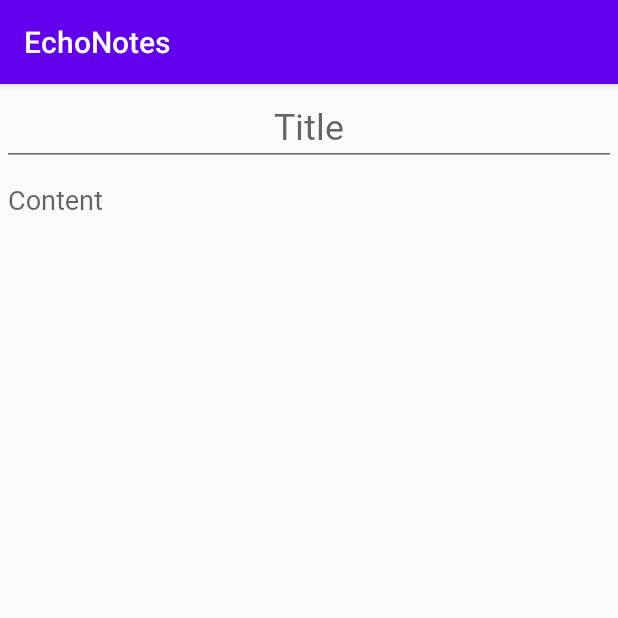
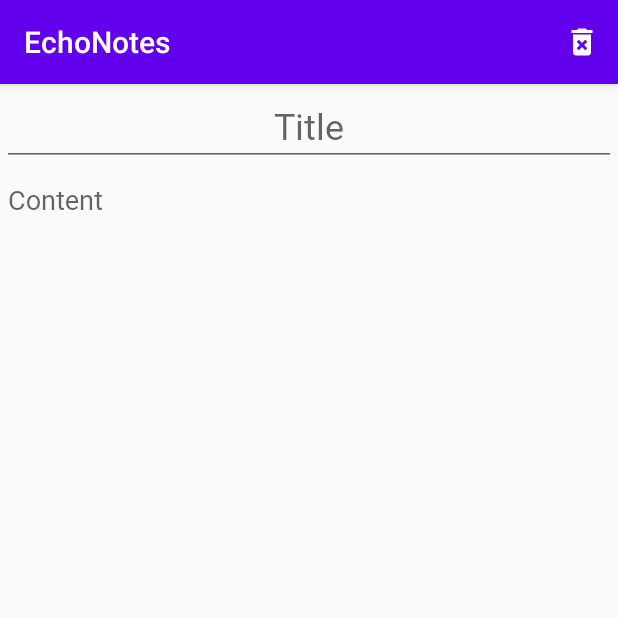
Before and after one commit to Power186/EchoNotes, an Android app: the NoteFragment screen opened through its navigation route, on a phone screen of 412 x 824 dp, the top half of it. Run offline under Robolectric (Android 15) with nearby library versions, the phone set to English and light mode, and no system bars; our stand-ins replace Dagger/Hilt's generated code, Room's generated code.

Commit message:
Show list, update ViewModel, add CRUD, add DI

```diff
--- /dev/null
+++ b/app/src/main/java/com/example/android/echonotes/framework/ListViewModel.kt
@@ -0,0 +1,36 @@
+package com.example.android.echonotes.framework
+
+import android.app.Application
+import androidx.lifecycle.AndroidViewModel
+import androidx.lifecycle.MutableLiveData
+import com.example.android.core.data.Note
+import com.example.android.echonotes.framework.di.ApplicationModule
+import com.example.android.echonotes.framework.di.DaggerViewModelComponent
+import kotlinx.coroutines.CoroutineScope
+import kotlinx.coroutines.Dispatchers
+import kotlinx.coroutines.launch
+import javax.inject.Inject
+
+class ListViewModel(application: Application) : AndroidViewModel(application) {
+
+    private val coroutineScope = CoroutineScope(Dispatchers.IO)
+
+    @Inject
+    lateinit var useCases: UseCases
+
+    init {
+        DaggerViewModelComponent.builder()
+            .applicationModule(ApplicationModule((getApplication())))
+            .build()
+            .inject(this)
+    }
+
+    val notes = MutableLiveData<List<Note>>()
+
+    fun getNotes() {
+        coroutineScope.launch {
+            val noteList = useCases.getAllNotes()
+            notes.postValue(noteList)
+        }
+    }
+}
--- /dev/null
+++ b/app/src/main/java/com/example/android/echonotes/framework/NoteViewModel.kt
@@ -0,0 +1,50 @@
+package com.example.android.echonotes.framework
+
+import android.app.Application
+import androidx.lifecycle.AndroidViewModel
+import androidx.lifecycle.MutableLiveData
+import com.example.android.core.data.Note
+import com.example.android.echonotes.framework.di.ApplicationModule
+import com.example.android.echonotes.framework.di.DaggerViewModelComponent
+import kotlinx.coroutines.CoroutineScope
+import kotlinx.coroutines.Dispatchers
+import kotlinx.coroutines.launch
+import javax.inject.Inject
+
+class NoteViewModel(application: Application) : AndroidViewModel(application) {
+    private val coroutineScope = CoroutineScope(Dispatchers.IO)
+
+    @Inject
+    lateinit var useCases: UseCases
+
+    init {
+        DaggerViewModelComponent.builder()
+            .applicationModule(ApplicationModule(getApplication()))
+            .build()
+            .inject(this)
+    }
+
+    val saved = MutableLiveData<Boolean>()
+    val currentNote = MutableLiveData<Note>()
+
+    fun saveNote(note: Note) {
+        coroutineScope.launch {
+            useCases.addNote(note)
+            saved.postValue(true)
+        }
+    }
+
+    fun getNote(id: Long) {
+        coroutineScope.launch {
+            val note = useCases.getNote(id)
+            currentNote.postValue(note)
+        }
+    }
+
+    fun deleteNote(note: Note) {
+        coroutineScope.launch {
+            useCases.removeNote(note)
+            saved.postValue(true)
+        }
+    }
+}
--- a/app/src/main/java/com/example/android/echonotes/framework/db/NoteEntity.kt
+++ b/app/src/main/java/com/example/android/echonotes/framework/db/NoteEntity.kt
@@ -21,7 +21,7 @@ data class NoteEntity(
 ) {
     companion object {
         fun fromNote(note: Note) =
-            NoteEntity(note.title, note.content, note.creationTime, note.updateTime)
+            NoteEntity(note.title, note.content, note.creationTime, note.updateTime, note.id)
     }
 
     fun toNote() = Note(title, content, creationTime, updateTime, id)
--- /dev/null
+++ b/app/src/main/java/com/example/android/echonotes/framework/di/ApplicationModule.kt
@@ -0,0 +1,11 @@
+package com.example.android.echonotes.framework.di
+
+import android.app.Application
+import dagger.Module
+import dagger.Provides
+
+@Module
+class ApplicationModule(val app: Application) {
+    @Provides
+    fun providesApp() = app
+}
--- /dev/null
+++ b/app/src/main/java/com/example/android/echonotes/framework/di/RepositoryModule.kt
@@ -0,0 +1,14 @@
+package com.example.android.echonotes.framework.di
+
+import android.app.Application
+import com.example.android.core.repository.NoteRepository
+import com.example.android.echonotes.framework.RoomNoteDataSource
+import dagger.Module
+import dagger.Provides
+
+@Module
+class RepositoryModule {
+
+    @Provides
+    fun provideRepository(app: Application) = NoteRepository(RoomNoteDataSource(app))
+}
--- /dev/null
+++ b/app/src/main/java/com/example/android/echonotes/framework/di/UseCasesModule.kt
@@ -0,0 +1,21 @@
+package com.example.android.echonotes.framework.di
+
+import com.example.android.core.repository.NoteRepository
+import com.example.android.core.usecase.AddNote
+import com.example.android.core.usecase.GetAllNotes
+import com.example.android.core.usecase.GetNote
+import com.example.android.core.usecase.RemoveNote
+import com.example.android.echonotes.framework.UseCases
+import dagger.Module
+import dagger.Provides
+
+@Module
+class UseCasesModule {
+    @Provides
+    fun getUsesCases(repository: NoteRepository) = UseCases(
+        AddNote(repository),
+        GetAllNotes(repository),
+        GetNote(repository),
+        RemoveNote(repository)
+    )
+}
--- a/app/src/main/java/com/example/android/echonotes/presentation/ListFragment.kt
+++ b/app/src/main/java/com/example/android/echonotes/presentation/ListFragment.kt
@@ -5,11 +5,18 @@ import android.view.LayoutInflater
 import android.view.View
 import android.view.ViewGroup
 import androidx.fragment.app.Fragment
+import androidx.lifecycle.Observer
+import androidx.lifecycle.ViewModelProviders
 import androidx.navigation.Navigation
+import androidx.recyclerview.widget.LinearLayoutManager
 import com.example.android.echonotes.R
+import com.example.android.echonotes.framework.ListViewModel
 import kotlinx.android.synthetic.main.fragment_list.*
 
-class ListFragment : Fragment() {
+class ListFragment : Fragment(), ListAction {
+
+    private val notesListAdapter = NotesListAdapter(arrayListOf(), this)
+    private lateinit var viewModel: ListViewModel
 
     override fun onCreateView(
         inflater: LayoutInflater,
@@ -22,9 +29,29 @@ class ListFragment : Fragment() {
     override fun onViewCreated(view: View, savedInstanceState: Bundle?) {
         super.onViewCreated(view, savedInstanceState)
 
-        addNote.setOnClickListener {
-            goToNoteDetails()
+        notesListView.apply {
+            layoutManager = LinearLayoutManager(context)
+            adapter = notesListAdapter
         }
+
+        addNote.setOnClickListener { goToNoteDetails() }
+
+        viewModel = ViewModelProviders.of(this).get(ListViewModel::class.java)
+
+        observeViewModel()
+    }
+
+    fun observeViewModel() {
+        viewModel.notes.observe(this, Observer { notesList ->
+            loadingView.visibility = View.GONE
+            notesListView.visibility = View.VISIBLE
+            notesListAdapter.updateNotes(notesList.sortedByDescending { it.updateTime })
+        })
+    }
+
+    override fun onResume() {
+        super.onResume()
+        viewModel.getNotes()
     }
 
     private fun goToNoteDetails(id: Long = 0L) {
@@ -32,4 +59,8 @@ class ListFragment : Fragment() {
         Navigation.findNavController(notesListView).navigate(action)
     }
 
+    override fun onClick(id: Long) {
+        goToNoteDetails(id)
+    }
+
 }
--- a/app/src/main/java/com/example/android/echonotes/presentation/NoteFragment.kt
+++ b/app/src/main/java/com/example/android/echonotes/presentation/NoteFragment.kt
@@ -1,15 +1,31 @@
 package com.example.android.echonotes.presentation
 
+import android.app.AlertDialog
+import android.content.Context.INPUT_METHOD_SERVICE
 import android.os.Bundle
-import android.view.LayoutInflater
-import android.view.View
-import android.view.ViewGroup
+import android.view.*
+import android.view.inputmethod.InputMethodManager
+import android.widget.TextView
+import android.widget.Toast
 import androidx.fragment.app.Fragment
+import androidx.lifecycle.Observer
+import androidx.lifecycle.ViewModelProviders
 import androidx.navigation.Navigation
+import com.example.android.core.data.Note
 import com.example.android.echonotes.R
+import com.example.android.echonotes.framework.NoteViewModel
 import kotlinx.android.synthetic.main.fragment_note.*
 
 class NoteFragment : Fragment() {
+
+    private var noteId = 0L
+    private lateinit var viewModel: NoteViewModel
+    private var currentNote = Note("", "", 0L, 0L)
+
+    override fun onCreate(savedInstanceState: Bundle?) {
+        super.onCreate(savedInstanceState)
+        setHasOptionsMenu(true)
+    }
 
     override fun onCreateView(
         inflater: LayoutInflater, container: ViewGroup?,
@@ -21,8 +37,85 @@ class NoteFragment : Fragment() {
 
     override fun onViewCreated(view: View, savedInstanceState: Bundle?) {
         super.onViewCreated(view, savedInstanceState)
+
+        viewModel = ViewModelProviders.of(this).get(NoteViewModel::class.java)
+
+        arguments?.let {
+            noteId = NoteFragmentArgs.fromBundle(it).noteId
+        }
+
+        if (noteId != 0L) {
+            viewModel.getNote(noteId)
+        }
+
         checkButton.setOnClickListener {
-            Navigation.findNavController(it).popBackStack()
+            if (titleView.text.toString() != "" || contentView.text.toString() != "") {
+                val time = System.currentTimeMillis()
+                currentNote.title = titleView.text.toString()
+                currentNote.content = contentView.text.toString()
+                currentNote.updateTime = time
+
+                if (currentNote.id == 0L) {
+                    currentNote.creationTime = time
+                }
+                viewModel.saveNote(currentNote)
+            } else {
+                Navigation.findNavController(it).popBackStack()
+            }
         }
+
+        observeViewModel()
+    }
+
+    private fun observeViewModel() {
+        viewModel.saved.observe(this, Observer {
+            if (it) {
+                Toast.makeText(context, "Done!", Toast.LENGTH_SHORT).show()
+                hideKeyboard()
+                Navigation.findNavController(titleView).popBackStack()
+            } else {
+                Toast.makeText(context, "Something went wrong, try again", Toast.LENGTH_SHORT)
+                    .show()
+            }
+        })
+
+        viewModel.currentNote.observe(this, Observer { note ->
+            note?.let {
+                currentNote = it
+                titleView.setText(it.title, TextView.BufferType.EDITABLE)
+                contentView.setText(it.content, TextView.BufferType.EDITABLE)
+            }
+        })
+    }
+
+    private fun hideKeyboard() {
+        val imm = context?.getSystemService(INPUT_METHOD_SERVICE) as InputMethodManager
+        imm.hideSoftInputFromWindow(titleView.windowToken, 0)
+    }
+
+    override fun onCreateOptionsMenu(menu: Menu, inflater: MenuInflater) {
+        inflater.inflate(R.menu.note_menu, menu)
+        super.onCreateOptionsMenu(menu, inflater)
+    }
+
+    override fun onOptionsItemSelected(item: MenuItem): Boolean {
+        when (item.itemId) {
+            R.id.deleteNote -> {
+                if (context != null && noteId != 0L) {
+                    AlertDialog.Builder(context!!)
+                        .setTitle("Delete note")
+                        .setMessage("Are you sure want to delete this note?")
+                        .setPositiveButton("Yes") { dialogInterface, i ->
+                            viewModel.deleteNote(currentNote)
+                        }
+                        .setNegativeButton("Cancel") { dialogInterface, i -> }
+                        .create()
+                        .show()
+
+                }
+            }
+        }
+
+        return true
     }
 }
--- /dev/null
+++ b/app/src/main/java/com/example/android/echonotes/presentation/NotesListAdapter.kt
@@ -0,0 +1,50 @@
+package com.example.android.echonotes.presentation
+
+import android.view.LayoutInflater
+import android.view.View
+import android.view.ViewGroup
+import androidx.recyclerview.widget.RecyclerView
+import com.example.android.core.data.Note
+import com.example.android.echonotes.R
+import kotlinx.android.synthetic.main.item_note.view.*
+import java.text.SimpleDateFormat
+import java.util.*
+
+class NotesListAdapter(var notes: ArrayList<Note>, val actions: ListAction) :
+    RecyclerView.Adapter<NotesListAdapter.NoteViewHolder>() {
+
+    inner class NoteViewHolder(view: View) : RecyclerView.ViewHolder(view) {
+
+        private val layout = view.noteLayout
+        private val noteTitle = view.title
+        private val noteContent = view.content
+        private val noteDate = view.date
+
+        fun bind(note: Note) {
+            noteTitle.text = note.title
+            noteContent.text = note.content
+
+            layout.setOnClickListener { actions.onClick(note.id) }
+
+            val sdf = SimpleDateFormat("MMM dd, HH:mm:ss")
+            val resultDate = Date(note.updateTime)
+            noteDate.text = "Last updated: ${sdf.format(resultDate)}"
+        }
+    }
+
+    fun updateNotes(newNotes: List<Note>) {
+        notes.clear()
+        notes.addAll(newNotes)
+        notifyDataSetChanged()
+    }
+
+    override fun onCreateViewHolder(parent: ViewGroup, viewType: Int) = NoteViewHolder(
+        LayoutInflater.from(parent.context).inflate(R.layout.item_note, parent, false)
+    )
+
+    override fun getItemCount() = notes.size
+
+    override fun onBindViewHolder(holder: NoteViewHolder, position: Int) {
+        holder.bind(notes[position])
+    }
+}
--- /dev/null
+++ b/app/src/main/res/drawable/ic_delete.xml
@@ -0,0 +1,10 @@
+<vector xmlns:android="http://schemas.android.com/apk/res/android"
+    android:width="24dp"
+    android:height="24dp"
+    android:viewportWidth="24"
+    android:viewportHeight="24"
+    android:tint="?attr/colorControlNormal">
+    <path
+        android:fillColor="@android:color/white"
+        android:pathData="M6,19c0,1.1 0.9,2 2,2h8c1.1,0 2,-0.9 2,-2L18,7L6,7v12zM8.46,11.88l1.41,-1.41L12,12.59l2.12,-2.12 1.41,1.41L13.41,14l2.12,2.12 -1.41,1.41L12,15.41l-2.12,2.12 -1.41,-1.41L10.59,14l-2.13,-2.12zM15.5,4l-1,-1h-5l-1,1L5,4v2h14L19,4z" />
+</vector>
--- /dev/null
+++ b/app/src/main/res/menu/note_menu.xml
@@ -0,0 +1,10 @@
+<?xml version="1.0" encoding="utf-8"?>
+<menu xmlns:app="http://schemas.android.com/apk/res-auto"
+    xmlns:android="http://schemas.android.com/apk/res/android">
+
+    <item
+        android:id="@+id/deleteNote"
+        android:icon="@drawable/ic_delete"
+        android:title="@string/delete"
+        app:showAsAction="always" />
+</menu>
--- a/app/src/main/res/values/dimens.xml
+++ b/app/src/main/res/values/dimens.xml
@@ -1,4 +1,5 @@
 <?xml version="1.0" encoding="utf-8"?>
 <resources>
     <dimen name="standard_margin">8dp</dimen>
+    <dimen name="layout_height">100dp</dimen>
 </resources>
--- a/app/src/main/res/values/strings.xml
+++ b/app/src/main/res/values/strings.xml
@@ -4,4 +4,6 @@
     <string name="hello_blank_fragment">Hello blank fragment</string>
     <string name="title">Title</string>
     <string name="content">Content</string>
+    <string name="detail">Last updated</string>
+    <string name="delete">Delete Note</string>
 </resources>
```
Also changed, not shown: app/src/main/java/com/example/android/echonotes/framework/di/ViewModelComponent.kt (added, +11 -0 lines), app/src/main/java/com/example/android/echonotes/presentation/ListAction.kt (added, +7 -0 lines), app/src/main/res/layout/item_note.xml (added, +49 -0 lines), app/src/main/res/values/styles.xml (+13 -0 lines).
